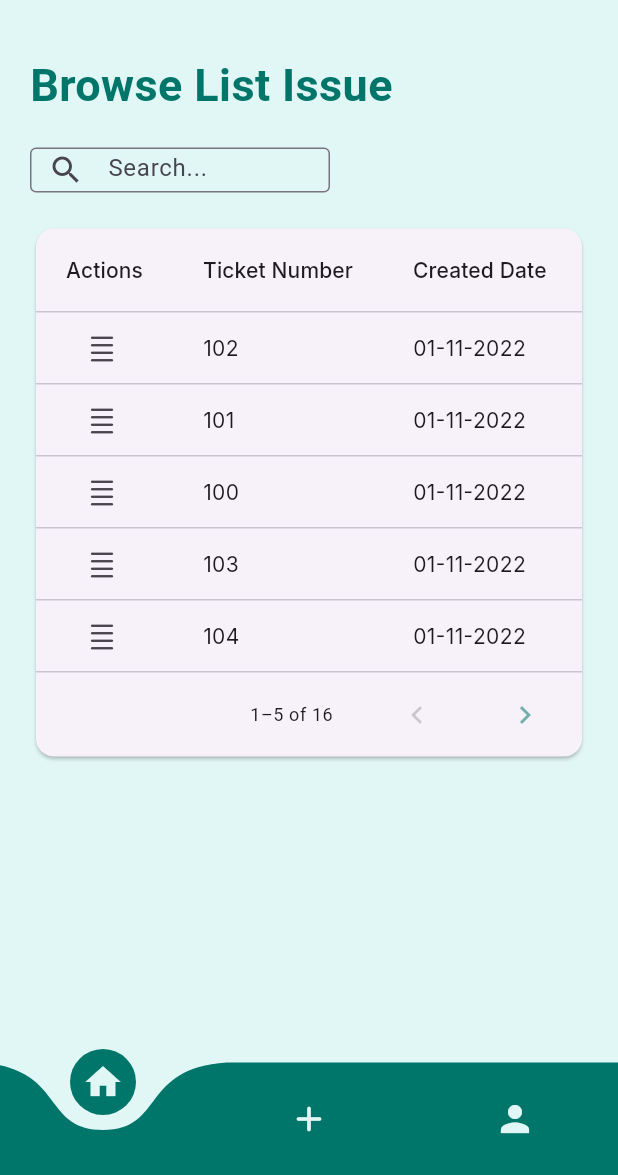
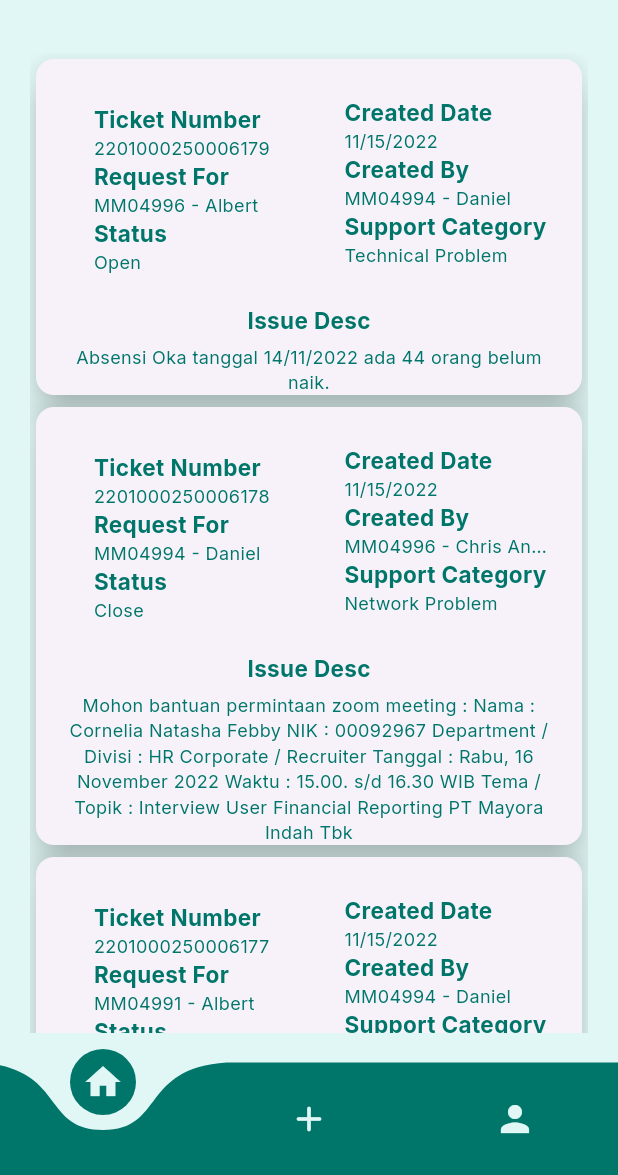
Before and after one commit to albertpurnawan/final_helpdesk, a Flutter app: the BrowsePage screen opened by its route, on a phone screen of 412 x 824 dp, the part 61-1236 px from its top. Run offline on Flutter 3.47's test engine with Material 2 defaults, Android fonts, the phone set to English and light mode, and no system bars; drawn by our look-alikes of curved_navigation_bar; our stand-ins replace file_picker, get, google_fonts, lottie.

Commit message:
browse_page

```diff
--- /dev/null
+++ b/lib/data/browse_issue_data.dart
@@ -0,0 +1,30 @@
+import 'package:helpdesk_skripsi/Model/browse_model.dart';
+
+final allIssue = <BrowseIssue>[
+  BrowseIssue(
+      ticketNum: 2201000250006179,
+      createdDate: DateTime.now(),
+      issueDesc: 'Absensi Oka tanggal 14/11/2022 ada 44 orang belum naik.',
+      requestFor: 'MM04996 - Albert',
+      createdBy: 'MM04994 - Daniel',
+      status: 'Open',
+      supportCategory: 'Technical Problem'),
+  BrowseIssue(
+      ticketNum: 2201000250006178,
+      createdDate: DateTime.now(),
+      issueDesc:
+          'Mohon bantuan permintaan zoom meeting : Nama : Cornelia Natasha Febby NIK : 00092967 Department / Divisi : HR Corporate / Recruiter Tanggal : Rabu, 16 November 2022 Waktu : 15.00. s/d 16.30 WIB Tema / Topik : Interview User Financial Reporting PT Mayora Indah Tbk',
+      requestFor: 'MM04994 - Daniel',
+      createdBy: 'MM04996 - Chris Anggawana',
+      status: 'Close',
+      supportCategory: 'Network Problem'),
+  BrowseIssue(
+      ticketNum: 2201000250006177,
+      createdDate: DateTime.now(),
+      issueDesc:
+          'Mohon bantuannya untuk kebutuhan link zoom meeting dbi: Nama : Aluisius Dwiki NIK : 100717 Department / Divisi : Sisdur Hari & Tanggal : Kamis, 17 Nov 2022 Waktu : 13.30 - Selesai (Waktu mohon agar Tentative sampe Sore karena mempertimbangkan adanya perubahan Waktu) Tema & Topik : Meeting Review Pencapaian KPI Operational 2022 - Import & Accounting GL',
+      requestFor: 'MM04991 - Albert',
+      createdBy: 'MM04994 - Daniel',
+      status: 'Review',
+      supportCategory: 'Application Problem')
+];
--- /dev/null
+++ b/lib/model/browse_model.dart
@@ -0,0 +1,38 @@
+class BrowseIssue {
+  int ticketNum;
+  DateTime createdDate;
+  String issueDesc;
+  String requestFor;
+  String createdBy;
+  String status;
+  String supportCategory;
+
+  BrowseIssue({
+    required this.ticketNum,
+    required this.createdDate,
+    required this.issueDesc,
+    required this.requestFor,
+    required this.createdBy,
+    required this.status,
+    required this.supportCategory,
+  });
+
+  BrowseIssue copy({
+    int? ticketNum,
+    DateTime? createdDate,
+    String? issueDesc,
+    String? requestFor,
+    String? createdBy,
+    String? status,
+    String? supportCategory,
+  }) =>
+      BrowseIssue(
+        ticketNum: ticketNum ?? this.ticketNum,
+        createdDate: createdDate ?? this.createdDate,
+        issueDesc: issueDesc ?? this.issueDesc,
+        requestFor: requestFor ?? this.requestFor,
+        createdBy: createdBy ?? this.createdBy,
+        status: status ?? this.status,
+        supportCategory: supportCategory ?? this.supportCategory,
+      );
+}
--- a/lib/pages/browse_page.dart
+++ b/lib/pages/browse_page.dart
@@ -1,8 +1,11 @@
 import 'package:flutter/material.dart';
 import 'package:google_fonts/google_fonts.dart';
+import 'package:helpdesk_skripsi/Model/browse_model.dart';
+import 'package:helpdesk_skripsi/data/browse_issue_data.dart';
 import 'package:helpdesk_skripsi/style.dart';
 import 'package:helpdesk_skripsi/util/appbar.dart';
 import 'package:helpdesk_skripsi/util/bottom_navbar.dart';
+import 'package:intl/intl.dart';
 
 class BrowsePage extends StatefulWidget {
   const BrowsePage({super.key});
@@ -12,305 +15,178 @@ class BrowsePage extends StatefulWidget {
 }
 
 class _BrowsePageState extends State<BrowsePage> {
-  final DataTableSource _dataIssue = MyData();
+  List<BrowseIssue>? issueData;
+
+  @override
+  void initState() {
+    issueData = allIssue;
+    super.initState();
+  }
+
   @override
   Widget build(BuildContext context) {
     return Scaffold(
       appBar: const MyAppBar(),
       backgroundColor: primaryColor,
-      body: SingleChildScrollView(
+      body: Column(
+        children: [
+          Expanded(
             child: Padding(
               padding: const EdgeInsets.all(20),
+              child: ListView.builder(
+                itemCount: allIssue.length,
+                itemBuilder: (context, index) {
+                  return Card(
+                    elevation: 10,
+                    child: Column(
+                      children: [
+                        Row(
+                          mainAxisAlignment: MainAxisAlignment.spaceAround,
+                          children: [
+                            Padding(
+                              padding: const EdgeInsets.only(
+                                  left: 20, bottom: 20, top: 30),
+                              child: SizedBox(
+                                width: 130,
                                 child: Column(
                                   crossAxisAlignment: CrossAxisAlignment.start,
                                   children: [
                                     Text(
-                "Browse List Issue",
-                style: TextStyle(
-                  fontSize: 30,
-                  fontWeight: FontWeight.bold,
+                                      "Ticket Number",
+                                      style: GoogleFonts.inter(
+                                          fontSize: 15,
+                                          color: secondaryColor,
+                                          fontWeight: FontWeight.bold),
+                                    ),
+                                    Text(
+                                      allIssue[index].ticketNum.toString(),
+                                      style: GoogleFonts.inter(
+                                        fontSize: 12,
                                         color: secondaryColor,
                                       ),
                                     ),
-              const SizedBox(
-                height: 20,
+                                    Text(
+                                      "Request For",
+                                      style: GoogleFonts.inter(
+                                          fontSize: 15,
+                                          color: secondaryColor,
+                                          fontWeight: FontWeight.bold),
                                     ),
-              const SizedBox(
-                width: 200,
-                height: 30,
-                child: TextField(
-                  decoration: InputDecoration(
-                    prefixIcon: Icon(Icons.search),
-                    border: OutlineInputBorder(),
-                    hintText: "Search...",
-                    contentPadding: EdgeInsets.all(5),
+                                    Text(
+                                      allIssue[index].requestFor.toString(),
+                                      style: GoogleFonts.inter(
+                                        fontSize: 12,
+                                        color: secondaryColor,
                                       ),
+                                      maxLines: 1,
+                                      overflow: TextOverflow.ellipsis,
                                     ),
+                                    Text(
+                                      "Status",
+                                      style: GoogleFonts.inter(
+                                          fontSize: 15,
+                                          color: secondaryColor,
+                                          fontWeight: FontWeight.bold),
                                     ),
-              const SizedBox(
-                height: 20,
+                                    Text(
+                                      allIssue[index].status.toString(),
+                                      style: GoogleFonts.inter(
+                                        fontSize: 12,
+                                        color: secondaryColor,
                                       ),
-              PaginatedDataTable(
-                columns: _createColumns(),
-                source: _dataIssue,
-                columnSpacing: 40,
-                horizontalMargin: 20,
-                rowsPerPage: 5,
-                arrowHeadColor: secondaryColor,
                                     ),
                                   ],
                                 ),
                               ),
+                            ),
+                            SizedBox(
+                              width: 140,
+                              child: Column(
+                                crossAxisAlignment: CrossAxisAlignment.start,
+                                children: [
+                                  Text(
+                                    "Created Date",
+                                    style: GoogleFonts.inter(
+                                        fontSize: 15,
+                                        color: secondaryColor,
+                                        fontWeight: FontWeight.bold),
+                                  ),
+                                  Text(
+                                    DateFormat.yMd()
+                                        .format(allIssue[index].createdDate),
+                                    style: GoogleFonts.inter(
+                                      fontSize: 12,
+                                      color: secondaryColor,
+                                    ),
+                                  ),
+                                  Text(
+                                    "Created By",
+                                    style: GoogleFonts.inter(
+                                        fontSize: 15,
+                                        color: secondaryColor,
+                                        fontWeight: FontWeight.bold),
+                                  ),
+                                  Text(
+                                    allIssue[index].createdBy.toString(),
+                                    style: GoogleFonts.inter(
+                                      fontSize: 12,
+                                      color: secondaryColor,
+                                    ),
+                                    maxLines: 1,
+                                    overflow: TextOverflow.ellipsis,
+                                  ),
+                                  Text(
+                                    "Support Category",
+                                    style: GoogleFonts.inter(
+                                        fontSize: 15,
+                                        color: secondaryColor,
+                                        fontWeight: FontWeight.bold),
+                                  ),
+                                  Text(
+                                    allIssue[index].supportCategory.toString(),
+                                    style: GoogleFonts.inter(
+                                      fontSize: 12,
+                                      color: secondaryColor,
+                                    ),
+                                  ),
+                                ],
+                              ),
+                            ),
+                          ],
+                        ),
+                        Container(
+                          padding: const EdgeInsets.only(
+                              left: 20, right: 20, bottom: 5),
+                          child: Text(
+                            "Issue Desc",
+                            style: GoogleFonts.inter(
+                                fontSize: 15,
+                                color: secondaryColor,
+                                fontWeight: FontWeight.bold),
+                          ),
+                        ),
+                        Container(
+                          padding: const EdgeInsets.only(left: 20, right: 20),
+                          child: Text(
+                            allIssue[index].issueDesc.toString(),
+                            style: GoogleFonts.inter(
+                              fontSize: 12,
+                              color: secondaryColor,
+                            ),
+                            textAlign: TextAlign.center,
+                          ),
+                        ),
+                      ],
+                    ),
+                  );
+                },
+              ),
+            ),
+          ),
+        ],
       ),
       bottomNavigationBar: const BottomNavbar(),
       // drawer: const MyDrawer(),
     );
   }
 }
-
-List<DataColumn> _createColumns() {
-  return [
-    DataColumn(
-        label: Text(
-      'Actions',
-      style: GoogleFonts.inter(),
-    )),
-    DataColumn(
-        label: Text(
-      'Ticket Number',
-      style: GoogleFonts.inter(),
-    )),
-    DataColumn(
-        label: Text(
-      'Created Date',
-      style: GoogleFonts.inter(),
-    )),
-    DataColumn(
-        label: Text(
-      'Issue Desc',
-      style: GoogleFonts.inter(),
-    )),
-    DataColumn(
-        label: Text(
-      'Request For',
-      style: GoogleFonts.inter(),
-    )),
-    DataColumn(
-        label: Text(
-      'Created By',
-      style: GoogleFonts.inter(),
-    )),
-    DataColumn(
-        label: Text(
-      'Status',
-      style: GoogleFonts.inter(),
-    )),
-    DataColumn(
-        label: Text(
-      'Support Category',
-      style: GoogleFonts.inter(),
-    ))
-  ];
-}
-
-class MyData extends DataTableSource {
-  final List<Map<String, dynamic>> _dataIssue = [
-    {
-      'Ticket_Num': 102,
-      'CreatedDate': '01-11-2022',
-      'Issue': 'Gak bisa buka',
-      'RequestFor': 'MM04996 - Chris Anggawana',
-      'CreatedBy': 'MM04994 - Daniel',
-      'Status': 'Open',
-      'SupportCat': 'Technical Problem'
-    },
-    {
-      'Ticket_Num': 101,
-      'CreatedDate': '01-11-2022',
-      'Issue': 'Gak bisa buka',
-      'RequestFor': 'MM04996 - Chris Anggawana',
-      'CreatedBy': 'MM04994 - Daniel',
-      'Status': 'Open',
-      'SupportCat': 'Technical Problem'
-    },
-    {
-      'Ticket_Num': 100,
-      'CreatedDate': '01-11-2022',
-      'Issue': 'Gak bisa buka',
-      'RequestFor': 'MM04996 - Chris Anggawana',
-      'CreatedBy': 'MM04994 - Daniel',
-      'Status': 'Open',
-      'SupportCat': 'Technical Problem'
-    },
-    {
-      'Ticket_Num': 103,
-      'CreatedDate': '01-11-2022',
-      'Issue': 'Gak bisa buka',
-      'RequestFor': 'MM04996-Chris Anggawana',
-      'CreatedBy': 'MM04994 - Daniel',
-      'Status': 'Open',
-      'SupportCat': 'Technical Problem'
-    },
-    {
-      'Ticket_Num': 104,
-      'CreatedDate': '01-11-2022',
-      'Issue': 'Gak bisa buka',
-      'RequestFor': 'MM04996-Chris Anggawana',
-      'CreatedBy': 'MM04994 - Daniel',
-      'Status': 'Open',
-      'SupportCat': 'Technical Problem'
-    },
-    {
-      'Ticket_Num': 105,
-      'CreatedDate': '01-11-2022',
-      'Issue': 'Gak bisa buka',
-      'RequestFor': 'MM04996-Chris Anggawana',
-      'CreatedBy': 'MM04994 - Daniel',
-      'Status': 'Open',
-      'SupportCat': 'Technical Problem'
-    },
-    {
-      'Ticket_Num': 106,
-      'CreatedDate': '01-11-2022',
-      'Issue': 'Gak bisa buka',
-      'RequestFor': 'MM04996-Chris Anggawana',
-      'CreatedBy': 'MM04994 - Daniel',
-      'Status': 'Open',
-      'SupportCat': 'Technical Problem'
-    },
-    {
-      'Ticket_Num': 107,
-      'CreatedDate': '01-11-2022',
-      'Issue': 'Gak bisa buka',
-      'RequestFor': 'MM04996-Chris Anggawana',
-      'CreatedBy': 'MM04994 - Daniel',
-      'Status': 'Open',
-      'SupportCat': 'Technical Problem'
-    },
-    {
-      'Ticket_Num': 108,
-      'CreatedDate': '01-11-2022',
-      'Issue': 'Gak bisa buka',
-      'RequestFor': 'MM04996-Chris Anggawana',
-      'CreatedBy': 'MM04994 - Daniel',
-      'Status': 'Open',
-      'SupportCat': 'Technical Problem'
-    },
-    {
-      'Ticket_Num': 109,
-      'CreatedDate': '01-11-2022',
-      'Issue': 'Gak bisa buka',
-      'RequestFor': 'MM04996-Chris Anggawana',
-      'CreatedBy': 'MM04994 - Daniel',
-      'Status': 'Open',
-      'SupportCat': 'Technical Problem'
-    },
-    {
-      'Ticket_Num': 110,
-      'CreatedDate': '01-11-2022',
-      'Issue': 'Gak bisa buka',
-      'RequestFor': 'MM04996-Chris Anggawana',
-      'CreatedBy': 'MM04994 - Daniel',
-      'Status': 'Open',
-      'SupportCat': 'Technical Problem'
-    },
-    {
-      'Ticket_Num': 111,
-      'CreatedDate': '01-11-2022',
-      'Issue': 'Gak bisa buka',
-      'RequestFor': 'MM04996-Chris Anggawana',
-      'CreatedBy': 'MM04994 - Daniel',
-      'Status': 'Open',
-      'SupportCat': 'Technical Problem'
-    },
-    {
-      'Ticket_Num': 112,
-      'CreatedDate': '01-11-2022',
-      'Issue': 'Gak bisa buka',
-      'RequestFor': 'MM04996-Chris Anggawana',
-      'CreatedBy': 'MM04994 - Daniel',
-      'Status': 'Open',
-      'SupportCat': 'Technical Problem'
-    },
-    {
-      'Ticket_Num': 113,
-      'CreatedDate': '01-11-2022',
-      'Issue': 'Gak bisa buka',
-      'RequestFor': 'MM04996-Chris Anggawana',
-      'CreatedBy': 'MM04994 - Daniel',
-      'Status': 'Open',
-      'SupportCat': 'Technical Problem'
-    },
-    {
-      'Ticket_Num': 114,
-      'CreatedDate': '01-11-2022',
-      'Issue': 'Gak bisa buka',
-      'RequestFor': 'MM04996-Chris Anggawana',
-      'CreatedBy': 'MM04994 - Daniel',
-      'Status': 'Open',
-      'SupportCat': 'Technical Problem'
-    },
-    {
-      'Ticket_Num': 115,
-      'CreatedDate': '01-11-2022',
-      'Issue': 'Gak bisa buka',
-      'RequestFor': 'MM04996-Chris Anggawana',
-      'CreatedBy': 'MM04994 - Daniel',
-      'Status': 'Open',
-      'SupportCat': 'Technical Problem'
-    }
-  ];
-
-  @override
-  DataRow? getRow(int index) {
-    return DataRow(cells: [
-      DataCell(Row(
-        children: [
-          IconButton(
-            icon: const Icon(Icons.density_small_rounded, size: 20),
-            onPressed: () {
-              print('delete clicked');
-            },
-          ),
-        ],
-      )),
-      DataCell(Text(
-        _dataIssue[index]['Ticket_Num'].toString(),
-        style: GoogleFonts.inter(),
-      )),
-      DataCell(Text(
-        _dataIssue[index]['CreatedDate'],
-        style: GoogleFonts.inter(),
-      )),
-      DataCell(Text(
-        _dataIssue[index]['Issue'],
-        style: GoogleFonts.inter(),
-      )),
-      DataCell(Text(
-        _dataIssue[index]['RequestFor'],
-        style: GoogleFonts.inter(),
-      )),
-      DataCell(Text(
-        _dataIssue[index]['CreatedBy'],
-        style: GoogleFonts.inter(),
-      )),
-      DataCell(Text(
-        _dataIssue[index]['Status'],
-        style: GoogleFonts.inter(),
-      )),
-      DataCell(Text(
-        _dataIssue[index]['SupportCat'],
-        style: GoogleFonts.inter(),
-      ))
-    ]);
-  }
-
-  @override
-  bool get isRowCountApproximate => false;
-
-  @override
-  int get rowCount => _dataIssue.length;
-
-  @override
-  int get selectedRowCount => 0;
-}
```
Lines whose indentation alone changed are shown as unchanged.
